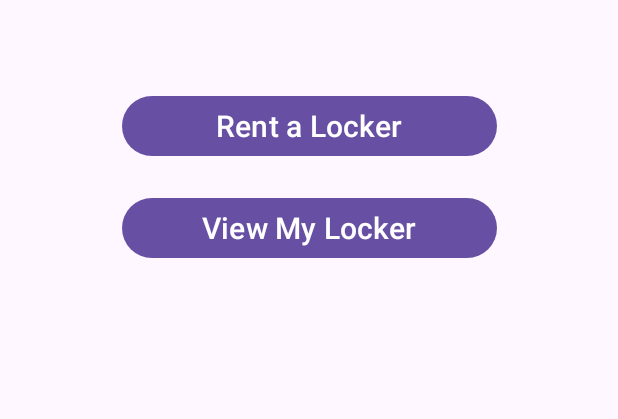
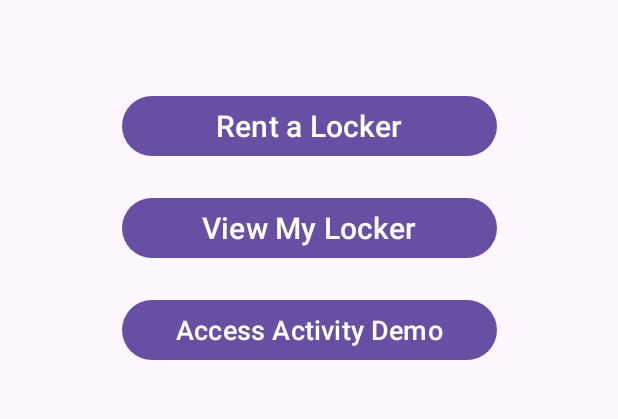
Before and after one commit to KooroshFarv/COMP3074_Group42_LockerRentalSystem, an Android app: the HomeActivity screen opened directly, with no data from a screen before it, on a phone screen of 412 x 824 dp, the part 229-648 px from its top. Run offline under Robolectric (Android 15) with nearby library versions, the phone set to English and light mode, and no system bars.

```diff
--- a/app/src/main/java/com/example/uiprototype/HomeActivity.java
+++ b/app/src/main/java/com/example/uiprototype/HomeActivity.java
@@ -7,6 +7,8 @@ import android.widget.Button;
 import androidx.appcompat.app.AppCompatActivity;
 import androidx.appcompat.app.ActionBarDrawerToggle;
 import androidx.drawerlayout.widget.DrawerLayout;
+
+import com.example.uiprototype.ui.AccessActivity;
 import com.google.android.material.appbar.MaterialToolbar;
 import com.google.android.material.navigation.NavigationView;
 
@@ -56,6 +58,11 @@ public class HomeActivity extends AppCompatActivity {
         Button rentBtn = findViewById(R.id.btnRentLocker);
         Button viewBtn = findViewById(R.id.btnViewLocker);
 
+        Button accessBtn = findViewById(R.id.btnAccessActivity);
+        accessBtn.setOnClickListener( V ->
+                startActivity(new Intent(HomeActivity.this, AccessActivity.class))
+                );
+
 
         if (rentBtn != null) {
             rentBtn.setOnClickListener(v ->
--- a/app/src/main/res/layout/activity_home.xml
+++ b/app/src/main/res/layout/activity_home.xml
@@ -67,6 +67,18 @@
 <!--        app:layout_constraintEnd_toEndOf="parent"-->
 <!--        android:layout_marginTop="16dp"-->
 <!--        android:layout_marginEnd="16dp"/>-->
+
+        <Button
+            android:id="@+id/btnAccessActivity"
+            android:layout_width="250dp"
+            android:layout_height="wrap_content"
+            android:text="Access Activity Demo"
+            android:textSize="18sp"
+            app:layout_constraintTop_toBottomOf="@id/btnViewLocker"
+            app:layout_constraintStart_toStartOf="parent"
+            app:layout_constraintEnd_toEndOf="parent"
+            android:layout_marginTop="20dp" />
+
     </androidx.constraintlayout.widget.ConstraintLayout>
 
 
```
Also changed, not shown: app/src/main/AndroidManifest.xml (+4 -4 lines).
